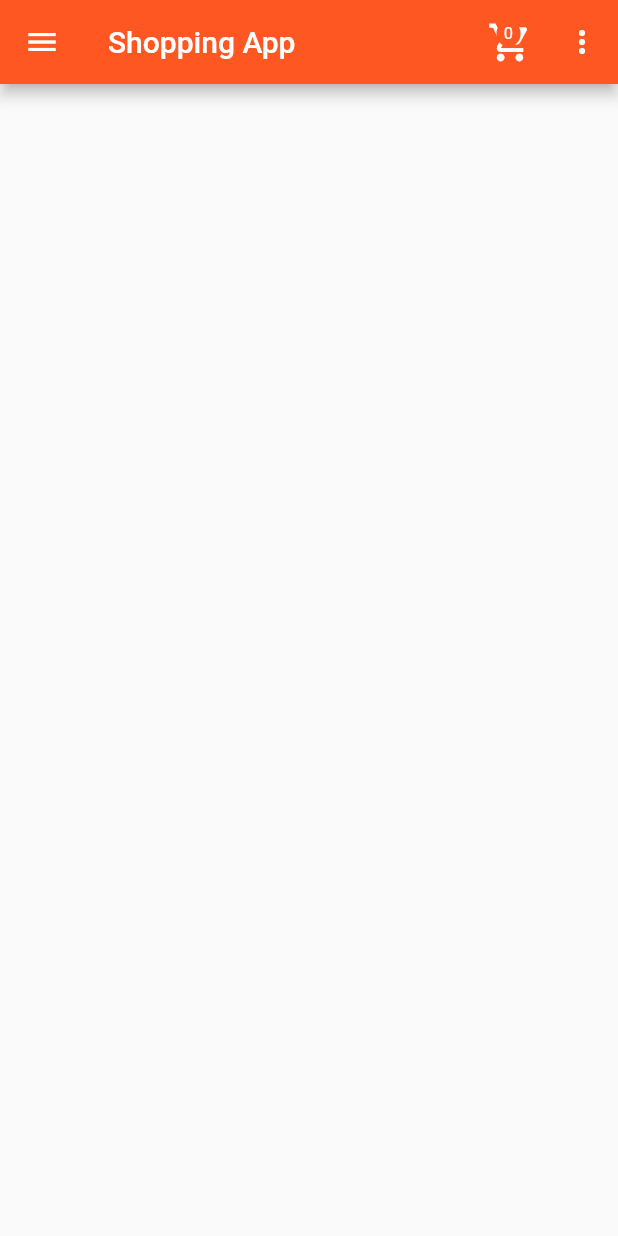
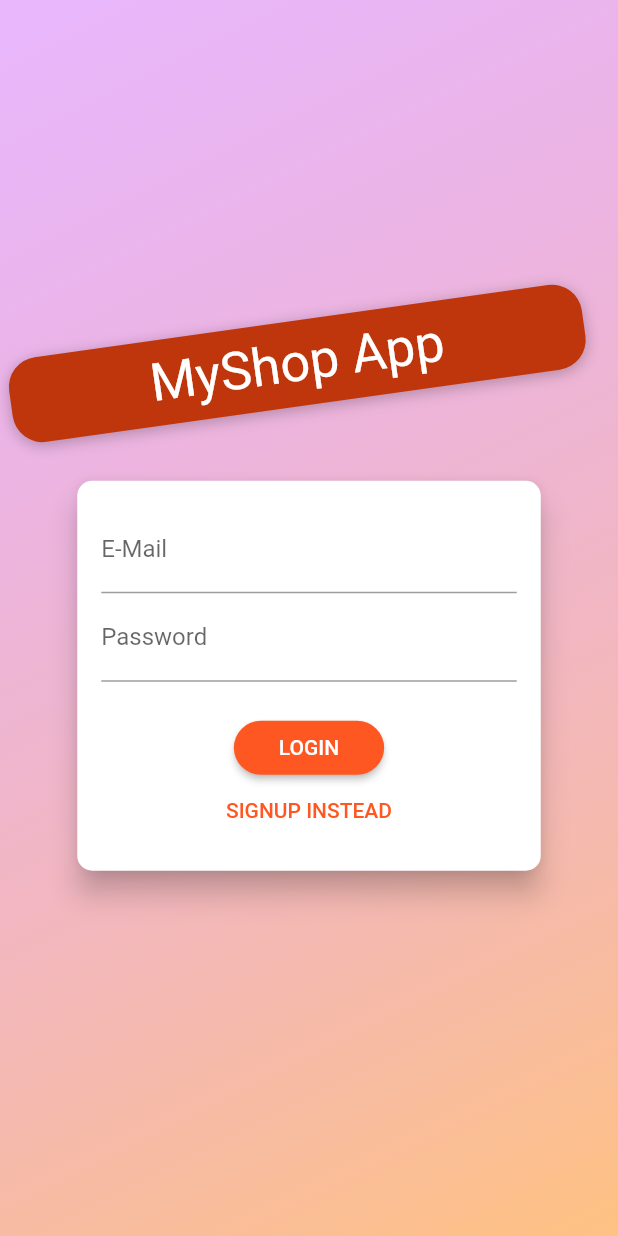
Before and after one commit to mihirarora28/Nursery-App, a Flutter app: the screen it shows after launch, on a phone screen of 412 x 824 dp. Run offline on Flutter 3.47's test engine with Material 2 defaults, Android fonts, the phone set to English and light mode, and no system bars; network calls fail; Roboto replaces fonts that are missing (Anton).

Commit message:
error handling in authentication done

```diff
--- a/lib/main.dart
+++ b/lib/main.dart
@@ -30,7 +30,7 @@ class MyApp extends StatelessWidget {
         ChangeNotifierProvider(create: (ctx) => Products()),
         ChangeNotifierProvider(create: (ctx) => CartProvider()),
         ChangeNotifierProvider(create: (ctx) => OrdersProvider()),
-        // ChangeNotifierProvider(create : (ctx)=> AuthProvider()),
+        ChangeNotifierProvider(create: (ctx) => AuthProvider()),
       ],
       // value: Products()
       child: MaterialApp(
@@ -40,11 +40,11 @@ class MyApp extends StatelessWidget {
           '/OrdersScreen': (ctx) => orders_screen(),
           '/addProductScreen': (ctx) => AddProduct(),
           '/EditProductsScreen': (ctx) => EditProductsScreen(),
-          // AuthScreen.routeName: (ctx) => AuthScreen(),
+          AuthScreen.routeName: (ctx) => AuthScreen(),
         },
         home: MyHomePage(),
         debugShowCheckedModeBanner: false,
-        initialRoute: '/',
+        initialRoute: AuthScreen.routeName,
         theme: ThemeData(
           primarySwatch: Colors.deepOrange,
         ),
--- /dev/null
+++ b/lib/models/httpexception.dart
@@ -0,0 +1,10 @@
+class HttpException implements Exception {
+  final String message;
+  HttpException(this.message);
+
+  @override
+  String toString() {
+    // TODO: implement toString
+    return message;
+  }
+}
--- a/lib/providers/auth.dart
+++ b/lib/providers/auth.dart
@@ -1,29 +1,43 @@
-// import 'package:flutter/material.dart';
-// import 'package:provider/provider.dart';
-// import 'package:http/http.dart' as https;
-// import 'dart:convert';
-// class Auth with ChangeNotifier{
-//   String token;
-//   DateTime expiryDate;
-//   String userId;
-//
-//   Auth({
-//  required   this.expiryDate,
-//    required this.token,
-//    required this.userId});
-//
-// }
-// class AuthProvider with ChangeNotifier{
-//   final url = 'https://identitytoolkit.googleapis.com/v1/accounts:signUp?key=AIzaSyABNfp75ZkF-dr_PrSC_Astzoi6Lt7L0ok';
-//
-//   Future<void> signUp(String email, String password, bool test) async {
-//   var response = await https.post(Uri.parse(url), body: json.encode({
-//     'email':email,
-//       'password': password,
-//       'returnSecureToken': test
-//    }));
-//   final val = json.decode(response.body);
-//   print(val);
-//
-//   }
-// }
+import 'package:flutter/material.dart';
+import 'package:provider/provider.dart';
+import 'package:http/http.dart' as https;
+import 'dart:convert';
+
+import 'package:shops/models/httpexception.dart';
+
+class Auth with ChangeNotifier {
+  String token;
+  DateTime expiryDate;
+  String userId;
+
+  Auth({required this.expiryDate, required this.token, required this.userId});
+}
+
+class AuthProvider with ChangeNotifier {
+  final urlLogin =
+      'https://identitytoolkit.googleapis.com/v1/accounts:signInWithPassword?key=AIzaSyABNfp75ZkF-dr_PrSC_Astzoi6Lt7L0ok';
+  final urlRegister =
+      'https://identitytoolkit.googleapis.com/v1/accounts:signUp?key=AIzaSyABNfp75ZkF-dr_PrSC_Astzoi6Lt7L0ok';
+
+  Future<void> login(String email, String password, bool test) async {
+    var response = await https.post(Uri.parse(urlLogin),
+        body: json.encode(
+            {'email': email, 'password': password, 'returnSecureToken': test}));
+    final val = json.decode(response.body);
+    if (val['error'] != null) {
+      // print("#2");
+      throw HttpException(val['error']['message']);
+    }
+  }
+
+  Future<void> signUp(String email, String password, bool test) async {
+    var response = await https.post(Uri.parse(urlRegister),
+        body: json.encode(
+            {'email': email, 'password': password, 'returnSecureToken': test}));
+    final val = json.decode(response.body);
+    // print(val);
+    if (val['error'] != null) {
+      throw HttpException(val['error']['message']);
+    }
+  }
+}
--- a/lib/screens/auth_screen.dart
+++ b/lib/screens/auth_screen.dart
@@ -1,238 +1,289 @@
-// import 'dart:math';
-// import 'package:flutter/material.dart';
-// import 'package:provider/provider.dart';
-// import 'package:shops/providers/auth.dart';
-// enum AuthMode { Signup, Login }
-// class AuthScreen extends StatefulWidget {
-//   static const routeName = '/auth';
-//
-//   @override
-//   State<AuthScreen> createState() => _AuthScreenState();
-// }
-//
-// class _AuthScreenState extends State<AuthScreen> {
-//   // @override
-//   // void initState() {
-//   //   // TODO: implement initState
-//   //   super.initState();
-//   // }
-//   @override
-//   Widget build(BuildContext context) {
-//     final deviceSize = MediaQuery.of(context).size;
-//     // final transformConfig = Matrix4.rotationZ(-8 * pi / 180);
-//     // transformConfig.translate(-10.0);
-//     return Scaffold(
-//       // resizeToAvoidBottomInset: false,
-//       body: Stack(
-//         children: <Widget>[
-//           Container(
-//             decoration: BoxDecoration(
-//               gradient: LinearGradient(
-//                 colors: [
-//                   Color.fromRGBO(215, 117, 255, 1).withOpacity(0.5),
-//                   Color.fromRGBO(255, 188, 117, 1).withOpacity(0.9),
-//                 ],
-//                 begin: Alignment.topLeft,
-//                 end: Alignment.bottomRight,
-//                 stops: [0, 1],
-//               ),
-//             ),
-//           ),
-//           SingleChildScrollView(
-//             child: Container(
-//               height: deviceSize.height,
-//               width: deviceSize.width,
-//               child: Column(
-//                 mainAxisAlignment: MainAxisAlignment.center,
-//                 crossAxisAlignment: CrossAxisAlignment.center,
-//                 children: <Widget>[
-//                   Flexible(
-//                     child: Container(
-//                       margin: EdgeInsets.only(bottom: 20.0),
-//                       padding:
-//                       EdgeInsets.symmetric(vertical: 8.0, horizontal: 94.0),
-//                       transform: Matrix4.rotationZ(-8 * pi / 180)
-//                         ..translate(-10.0),
-//                       // ..translate(-10.0),
-//                       decoration: BoxDecoration(
-//                         borderRadius: BorderRadius.circular(20),
-//                         color: Colors.deepOrange.shade900,
-//                         boxShadow: [
-//                           BoxShadow(
-//                             blurRadius: 8,
-//                             color: Colors.black26,
-//                             offset: Offset(0, 2),
-//                           )
-//                         ],
-//                       ),
-//                       child: Text(
-//                         'MyShop App',
-//                         style: TextStyle(
-//                           color: Colors.white,
-//                           fontSize: 35,
-//                           fontFamily: 'Anton',
-//                           fontWeight: FontWeight.normal,
-//                         ),
-//                       ),
-//                     ),
-//                   ),
-//                   Flexible(
-//                     flex: deviceSize.width > 600 ? 2 : 1,
-//                     child: AuthCard(),
-//                   ),
-//                 ],
-//               ),
-//             ),
-//           ),
-//         ],
-//       ),
-//     );
-//   }
-// }
-//
-// class AuthCard extends StatefulWidget {
-//   // const AuthCard({
-//   //   // Key key,
-//   // }) : super(key: key);
-//
-//   @override
-//   _AuthCardState createState() => _AuthCardState();
-// }
-//
-// class _AuthCardState extends State<AuthCard> {
-//   final GlobalKey<FormState> _formKey = GlobalKey();
-//   AuthMode _authMode = AuthMode.Login;
-//   Map<String, String> _authData = {
-//     'email': '',
-//     'password': '',
-//   };
-//   var _isLoading = false;
-//   final _passwordController = TextEditingController();
-//
-//   void _submit() {
-//     if (!_formKey.currentState!.validate()) {
-//       // Invalid!
-//       return;
-//     }
-//     _formKey.currentState!.save();
-//     setState(() {
-//       _isLoading = true;
-//     });
-//     if (_authMode == AuthMode.Login) {
-//       // Log user in
-//     } else {
-//       Provider.of<AuthProvider>(context,listen: false).signUp(_authData['email'].toString(), _authData['password'].toString(), true);
-//       // Sign user up
-//     }
-//     setState(() {
-//       _isLoading = false;
-//     });
-//   }
-//
-//   void _switchAuthMode() {
-//     if (_authMode == AuthMode.Login) {
-//       setState(() {
-//         _authMode = AuthMode.Signup;
-//       });
-//     } else {
-//       setState(() {
-//         _authMode = AuthMode.Login;
-//       });
-//     }
-//   }
-//
-//   @override
-//   Widget build(BuildContext context) {
-//     final deviceSize = MediaQuery.of(context).size;
-//     return Card(
-//       shape: RoundedRectangleBorder(
-//         borderRadius: BorderRadius.circular(10.0),
-//       ),
-//       elevation: 8.0,
-//       child: Container(
-//         height: _authMode == AuthMode.Signup ? 320 : 260,
-//         constraints:
-//         BoxConstraints(minHeight: _authMode == AuthMode.Signup ? 320 : 260),
-//         width: deviceSize.width * 0.75,
-//         padding: EdgeInsets.all(16.0),
-//         child: Form(
-//           key: _formKey,
-//           child: SingleChildScrollView(
-//             child: Column(
-//               children: <Widget>[
-//                 TextFormField(
-//                   decoration: InputDecoration(labelText: 'E-Mail'),
-//                   keyboardType: TextInputType.emailAddress,
-//                   validator: (value) {
-//                     if (value!.isEmpty || !value.contains('@')) {
-//                       return 'Invalid email!';
-//                     }
-//                     return null;
-//                     return null;
-//                   },
-//                   onSaved: (value) {
-//                     if(value==null)return;
-//                     _authData['email'] = value;
-//                   },
-//                 ),
-//                 TextFormField(
-//                   decoration: InputDecoration(labelText: 'Password'),
-//                   obscureText: true,
-//                   controller: _passwordController,
-//                   validator: (value) {
-//                     if (value!.isEmpty || value.length < 5) {
-//                       return 'Password is too short!';
-//                     }
-//                   },
-//                   onSaved: (value) {
-//                     if(value==null)return;
-//                     _authData['password'] = value;
-//                   },
-//                 ),
-//                 if (_authMode == AuthMode.Signup)
-//                   TextFormField(
-//                     enabled: _authMode == AuthMode.Signup,
-//                     decoration: InputDecoration(labelText: 'Confirm Password'),
-//                     obscureText: true,
-//                     validator: _authMode == AuthMode.Signup
-//                         ? (value) {
-//                       if (value != _passwordController.text) {
-//                         return 'Passwords do not match!';
-//                       }
-//                     }
-//                         : null,
-//                   ),
-//                 SizedBox(
-//                   height: 20,
-//                 ),
-//                 if (_isLoading)
-//                   CircularProgressIndicator()
-//                 else
-//                   RaisedButton(
-//                     child:
-//                     Text(_authMode == AuthMode.Login ? 'LOGIN' : 'SIGN UP',style: TextStyle(color: Colors.white),),
-//                     onPressed: _submit,
-//                     shape: RoundedRectangleBorder(
-//                       borderRadius: BorderRadius.circular(30),
-//                     ),
-//                     padding:
-//                     EdgeInsets.symmetric(horizontal: 30.0, vertical: 8.0),
-//                     color: Theme.of(context).primaryColor,
-//                     textColor: Theme.of(context).primaryColor,
-//                   ),
-//                 FlatButton(
-//                   child: Text(
-//                       '${_authMode == AuthMode.Login ? 'SIGNUP' : 'LOGIN'} INSTEAD'),
-//                   onPressed: _switchAuthMode,
-//                   padding: EdgeInsets.symmetric(horizontal: 30.0, vertical: 4),
-//                   materialTapTargetSize: MaterialTapTargetSize.shrinkWrap,
-//                   textColor: Theme.of(context).primaryColor,
-//                 ),
-//               ],
-//             ),
-//           ),
-//         ),
-//       ),
-//     );
-//   }
-// }
+import 'dart:math';
+import 'package:flutter/material.dart';
+import 'package:provider/provider.dart';
+import 'package:shops/models/httpexception.dart';
+import 'package:shops/providers/auth.dart';
+
+enum AuthMode { Signup, Login }
+
+class AuthScreen extends StatefulWidget {
+  static const routeName = '/auth';
+
+  @override
+  State<AuthScreen> createState() => _AuthScreenState();
+}
+
+class _AuthScreenState extends State<AuthScreen> {
+  // @override
+  // void initState() {
+  //   // TODO: implement initState
+  //   super.initState();
+  // }
+  @override
+  Widget build(BuildContext context) {
+    final deviceSize = MediaQuery.of(context).size;
+    // final transformConfig = Matrix4.rotationZ(-8 * pi / 180);
+    // transformConfig.translate(-10.0);
+    return Scaffold(
+      // resizeToAvoidBottomInset: false,
+      body: Stack(
+        children: <Widget>[
+          Container(
+            decoration: BoxDecoration(
+              gradient: LinearGradient(
+                colors: [
+                  Color.fromRGBO(215, 117, 255, 1).withOpacity(0.5),
+                  Color.fromRGBO(255, 188, 117, 1).withOpacity(0.9),
+                ],
+                begin: Alignment.topLeft,
+                end: Alignment.bottomRight,
+                stops: [0, 1],
+              ),
+            ),
+          ),
+          SingleChildScrollView(
+            child: Container(
+              height: deviceSize.height,
+              width: deviceSize.width,
+              child: Column(
+                mainAxisAlignment: MainAxisAlignment.center,
+                crossAxisAlignment: CrossAxisAlignment.center,
+                children: <Widget>[
+                  Flexible(
+                    child: Container(
+                      margin: EdgeInsets.only(bottom: 20.0),
+                      padding:
+                          EdgeInsets.symmetric(vertical: 8.0, horizontal: 94.0),
+                      transform: Matrix4.rotationZ(-8 * pi / 180)
+                        ..translate(-10.0),
+                      // ..translate(-10.0),
+                      decoration: BoxDecoration(
+                        borderRadius: BorderRadius.circular(20),
+                        color: Colors.deepOrange.shade900,
+                        boxShadow: [
+                          BoxShadow(
+                            blurRadius: 8,
+                            color: Colors.black26,
+                            offset: Offset(0, 2),
+                          )
+                        ],
+                      ),
+                      child: Text(
+                        'MyShop App',
+                        style: TextStyle(
+                          color: Colors.white,
+                          fontSize: 35,
+                          fontFamily: 'Anton',
+                          fontWeight: FontWeight.normal,
+                        ),
+                      ),
+                    ),
+                  ),
+                  Flexible(
+                    flex: deviceSize.width > 600 ? 2 : 1,
+                    child: AuthCard(),
+                  ),
+                ],
+              ),
+            ),
+          ),
+        ],
+      ),
+    );
+  }
+}
+
+class AuthCard extends StatefulWidget {
+  // const AuthCard({
+  //   // Key key,
+  // }) : super(key: key);
+
+  @override
+  _AuthCardState createState() => _AuthCardState();
+}
+
+class _AuthCardState extends State<AuthCard> {
+  final GlobalKey<FormState> _formKey = GlobalKey();
+  AuthMode _authMode = AuthMode.Login;
+  Map<String, String> _authData = {
+    'email': '',
+    'password': '',
+  };
+  var _isLoading = false;
+  final _passwordController = TextEditingController();
+
+  void _submit() {
+    if (!_formKey.currentState!.validate()) {
+      // Invalid!
+      return;
+    }
+    _formKey.currentState!.save();
+    setState(() {
+      _isLoading = true;
+    });
+    if (_authMode == AuthMode.Login) {
+      // print(_authData);
+      Provider.of<AuthProvider>(context, listen: false)
+          .login(_authData['email'].toString(),
+              _authData['password'].toString(), true)
+          .catchError((error) {
+        if (error.toString().contains("EMAIL_NOT_FOUND")) {
+          showSomething('Email not found!');
+        }
+        if (error.toString().contains("INVALID_PASSWORD:")) {
+          showSomething('Invalid Password!');
+        }
+      });
+    } else {
+      print(_authData);
+      Provider.of<AuthProvider>(context, listen: false)
+          .signUp(_authData['email'].toString(),
+              _authData['password'].toString(), true)
+          .catchError((error) {
+        if (error.toString().contains("EMAIL_EXISTS")) {
+          showSomething('This Email already exists');
+        }
+        if (error.toString().contains("TOO_MANY_ATTEMPTS_TRY_LATER")) {
+          showSomething('Too many attempts. Try again Later !');
+        }
+      });
+
+      // Sign user up
+    }
+    setState(() {
+      _isLoading = false;
+    });
+  }
+
+  void _switchAuthMode() {
+    if (_authMode == AuthMode.Login) {
+      setState(() {
+        _authMode = AuthMode.Signup;
+      });
+    } else {
+      setState(() {
+        _authMode = AuthMode.Login;
+      });
+    }
+  }
+
+  @override
+  Widget build(BuildContext context) {
+    final deviceSize = MediaQuery.of(context).size;
+    return Card(
+      shape: RoundedRectangleBorder(
+        borderRadius: BorderRadius.circular(10.0),
+      ),
+      elevation: 8.0,
+      child: Container(
+        height: _authMode == AuthMode.Signup ? 320 : 260,
+        constraints:
+            BoxConstraints(minHeight: _authMode == AuthMode.Signup ? 320 : 260),
+        width: deviceSize.width * 0.75,
+        padding: EdgeInsets.all(16.0),
+        child: Form(
+          key: _formKey,
+          child: SingleChildScrollView(
+            child: Column(
+              children: <Widget>[
+                TextFormField(
+                  decoration: InputDecoration(labelText: 'E-Mail'),
+                  keyboardType: TextInputType.emailAddress,
+                  validator: (value) {
+                    if (value!.isEmpty || !value.contains('@')) {
+                      return 'Invalid email!';
+                    }
+                    return null;
+                    // return null;
+                  },
+                  onSaved: (value) {
+                    if (value == null) return;
+                    _authData['email'] = value;
+                  },
+                ),
+                TextFormField(
+                  decoration: InputDecoration(labelText: 'Password'),
+                  obscureText: true,
+                  controller: _passwordController,
+                  validator: (value) {
+                    if (value!.isEmpty || value.length < 5) {
+                      return 'Password is too short!';
+                    }
+                  },
+                  onSaved: (value) {
+                    if (value == null) return;
+                    _authData['password'] = value;
+                  },
+                ),
+                if (_authMode == AuthMode.Signup)
+                  TextFormField(
+                    enabled: _authMode == AuthMode.Signup,
+                    decoration: InputDecoration(labelText: 'Confirm Password'),
+                    obscureText: true,
+                    validator: _authMode == AuthMode.Signup
+                        ? (value) {
+                            if (value != _passwordController.text) {
+                              return 'Passwords do not match!';
+                            }
+                          }
+                        : null,
+                  ),
+                SizedBox(
+                  height: 20,
+                ),
+                if (_isLoading)
+                  CircularProgressIndicator()
+                else
+                  RaisedButton(
+                    child: Text(
+                      _authMode == AuthMode.Login ? 'LOGIN' : 'SIGN UP',
+                      style: TextStyle(color: Colors.white),
+                    ),
+                    onPressed: _submit,
+                    shape: RoundedRectangleBorder(
+                      borderRadius: BorderRadius.circular(30),
+                    ),
+                    padding:
+                        EdgeInsets.symmetric(horizontal: 30.0, vertical: 8.0),
+                    color: Theme.of(context).primaryColor,
+                    textColor: Theme.of(context).primaryColor,
+                  ),
+                FlatButton(
+                  child: Text(
+                      '${_authMode == AuthMode.Login ? 'SIGNUP' : 'LOGIN'} INSTEAD'),
+                  onPressed: _switchAuthMode,
+                  padding: EdgeInsets.symmetric(horizontal: 30.0, vertical: 4),
+                  materialTapTargetSize: MaterialTapTargetSize.shrinkWrap,
+                  textColor: Theme.of(context).primaryColor,
+                ),
+              ],
+            ),
+          ),
+        ),
+      ),
+    );
+  }
+
+  void showSomething(String s) {
+    showDialog(
+        context: context,
+        builder: (ctx) => AlertDialog(
+              title: Text(
+                'Error !',
+                style: TextStyle(
+                    color: Theme.of(context).primaryColor,
+                    fontWeight: FontWeight.bold),
+              ),
+              content: Text(s.toString()),
+              actions: [
+                FlatButton(
+                    onPressed: () {
+                      Navigator.of(context).pop();
+                    },
+                    child: Text('OKAY',
+                        style:
+                            TextStyle(color: Theme.of(context).primaryColor)))
+              ],
+            ));
+  }
+}
```
Also changed, not shown: lib/screens/addProduct.dart (+14 -6 lines), lib/widgets/cardWidget.dart (+74 -22 lines).
